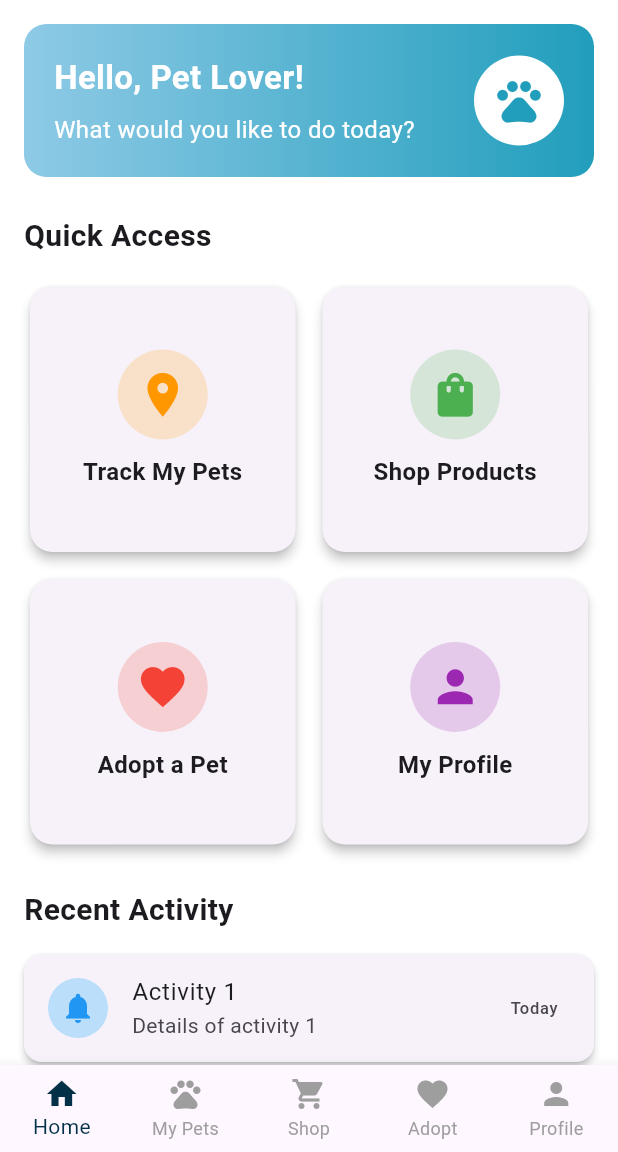
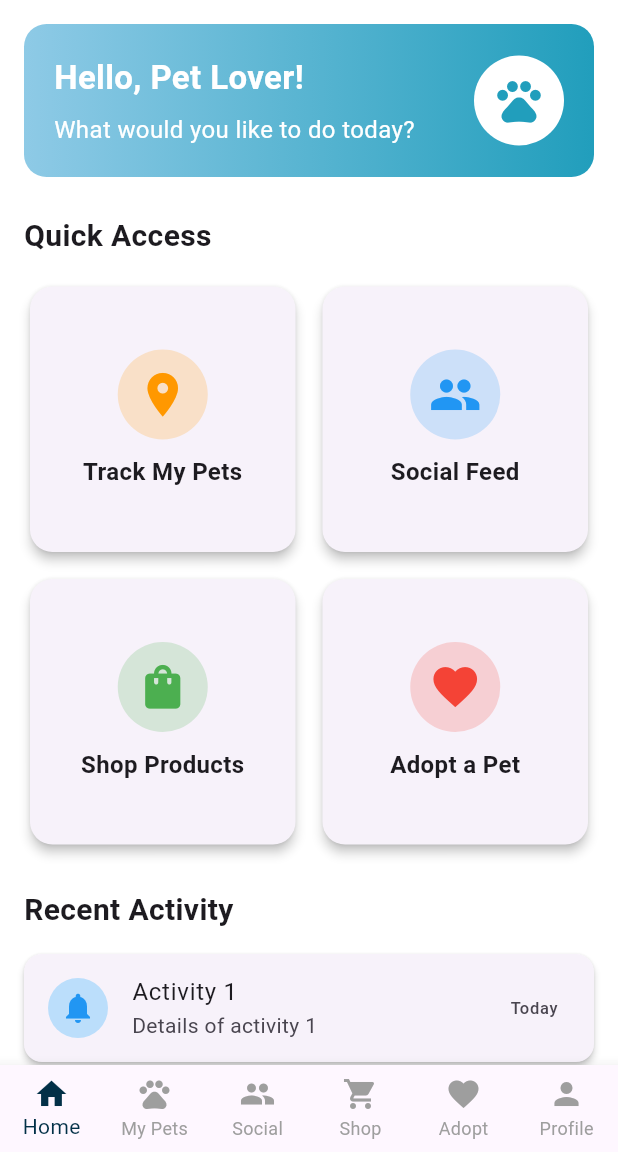
Before and after one commit to Shribodhi/SDGP-PawRescue, a Flutter app: the HomePage screen opened directly, on a phone screen of 412 x 824 dp, the part 84-1236 px from its top. Run offline on Flutter 3.47's test engine with Material 3 defaults, Android fonts, the phone set to English and light mode, and no system bars.

Commit message:
change home page
i changed some codes and coded some codes in home page due to change in my social page file. now it is conneted , the social page is showing in the app. Fixed some errors.

```diff
--- a/lib/home_page.dart
+++ b/lib/home_page.dart
@@ -3,6 +3,7 @@ import 'screens/profile_page.dart';
 import 'screens/pets_page.dart';
 import 'screens/shop_page.dart';
 import 'screens/adopt_page.dart';
+import 'screens/social_page.dart';
 
 class HomePage extends StatefulWidget {
   const HomePage({super.key});
@@ -17,6 +18,7 @@ class _HomePageState extends State<HomePage> {
   final List<Widget> _pages = [
     const HomeContent(),
     const PetsPage(),
+    const SocialPage(),
     const ShopPage(),
     const AdoptPage(),
     const ProfilePage(),
@@ -49,6 +51,10 @@ class _HomePageState extends State<HomePage> {
           BottomNavigationBarItem(
             icon: Icon(Icons.pets),
             label: 'My Pets',
+          ),
+          BottomNavigationBarItem(
+            icon: Icon(Icons.people),
+            label: 'Social',
           ),
           BottomNavigationBarItem(
             icon: Icon(Icons.shopping_cart),
@@ -158,6 +164,18 @@ class HomeContent extends StatelessWidget {
                 ),
                 _buildFeatureCard(
                   context,
+                  'Social Feed',
+                  Icons.people,
+                  Colors.blue,
+                  () {
+                    Navigator.push(
+                        context,
+                        MaterialPageRoute(
+                            builder: (context) => const SocialPage()));
+                  },
+                ),
+                _buildFeatureCard(
+                  context,
                   'Shop Products',
                   Icons.shopping_bag,
                   Colors.green,
@@ -178,18 +196,6 @@ class HomeContent extends StatelessWidget {
                         context,
                         MaterialPageRoute(
                             builder: (context) => const AdoptPage()));
-                  },
-                ),
-                _buildFeatureCard(
-                  context,
-                  'My Profile',
-                  Icons.person,
-                  Colors.purple,
-                  () {
-                    Navigator.push(
-                        context,
-                        MaterialPageRoute(
-                            builder: (context) => const ProfilePage()));
                   },
                 ),
               ],
```
Also changed, not shown: 4 other files.
